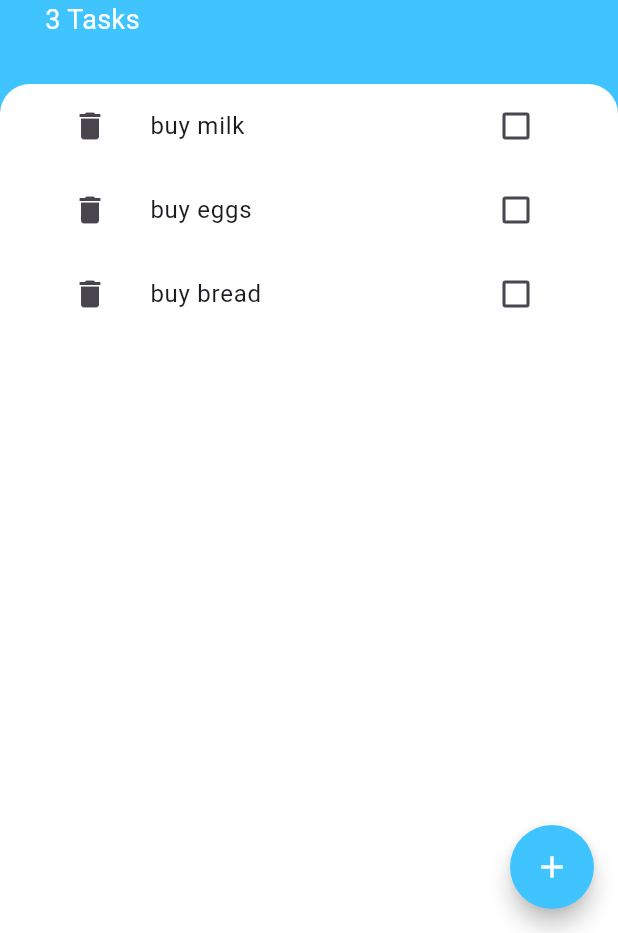
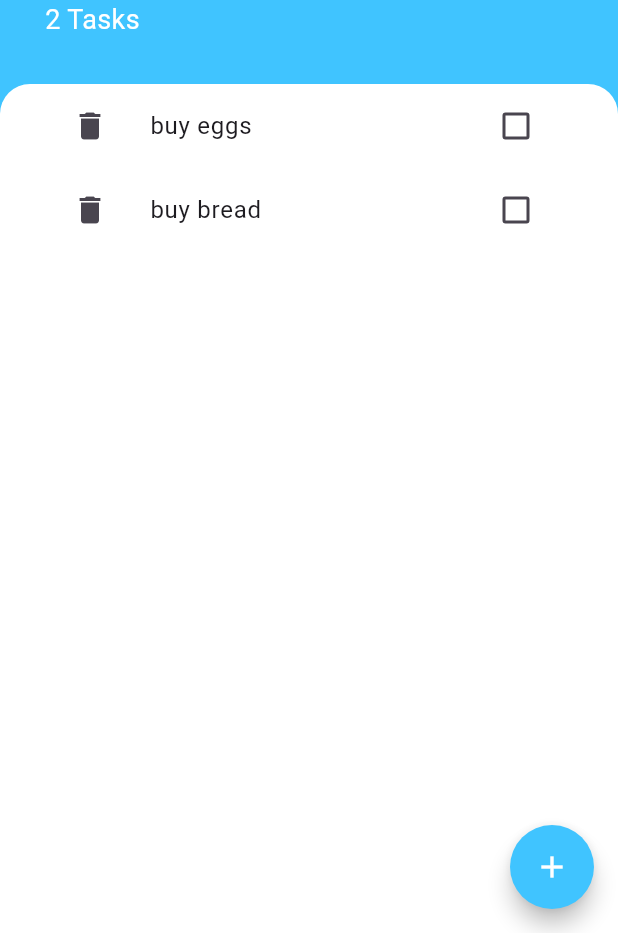
Before and after one commit to LegendHadi/Todo_App, a Flutter app: the screen it shows after launch, after a tap on the "delete" icon, on a phone screen of 412 x 824 dp, the part 303-1236 px from its top. Run offline on Flutter 3.47's test engine with Material 3 defaults, Android fonts, the phone set to English and light mode, and no system bars.

```diff
--- a/lib/models/task_data.dart
+++ b/lib/models/task_data.dart
@@ -15,8 +15,14 @@ class TaskData extends ChangeNotifier {
     tasks.add(Task(name: newTask));
     notifyListeners();
   }
-  void checkOn(int index){
+
+  void checkOn(int index) {
     tasks[index].toggleDone();
     notifyListeners();
   }
+
+  void deleteTask(int index) {
+    tasks.remove(tasks[index]);
+    notifyListeners();
+  }
 }
--- a/lib/screens/tasks_screen.dart
+++ b/lib/screens/tasks_screen.dart
@@ -69,13 +69,7 @@ class TaskeScreen extends StatelessWidget {
                   topRight: Radius.circular(20),
                 ),
               ),
-              child: TasksList(
-                removeTask: (int index) {
-                  // setState(() {
-                  //   tasksShow.remove(tasksShow[index]);
-                  // });
-                },
-              ),
+              child: const TasksList(),
             ),
           ),
         ],
--- a/lib/widgets.dart
+++ b/lib/widgets.dart
@@ -3,8 +3,7 @@ import 'package:provider/provider.dart';
 import 'package:todo_app/models/task_data.dart';
 
 class TasksList extends StatelessWidget {
-  final Function removeTask;
-  const TasksList({super.key, required this.removeTask});
+  const TasksList({super.key});
 
   @override
   Widget build(BuildContext context) {
@@ -49,7 +48,9 @@ class TaskTile extends StatelessWidget {
       ),
       leading: IconButton(
         icon: const Icon(Icons.delete),
-        onPressed: () {},
+        onPressed: () {
+          Provider.of<TaskData>(context, listen: false).deleteTask(index);
+        },
       ),
     );
   }
```
